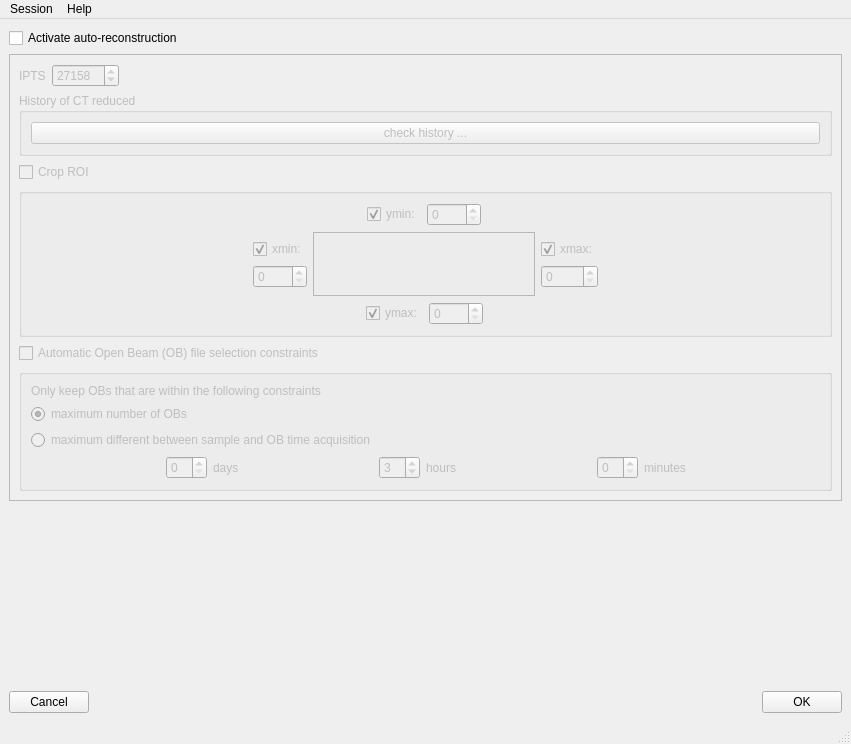
First picture: the form in rockit_autoreconstruction_ui/ui/mainWindow.ui, repository ornlneutronimaging/rockit_autoreconstruction_ui, before the edit.
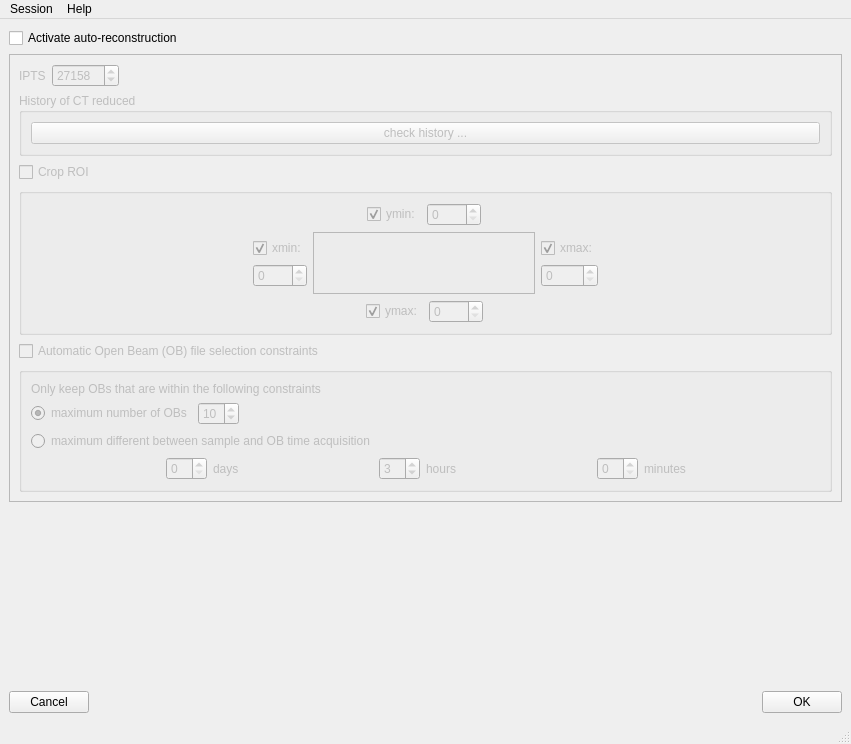
Second picture: the form after the edit.

Commit message: added the widgets that interact with the config file to improve OB selection. this refs #6

What changed in the file:
```diff
--- a/rockit_autoreconstruction_ui/ui/mainWindow.ui
+++ b/rockit_autoreconstruction_ui/ui/mainWindow.ui
@@ -372,6 +372,8 @@
            </widget>
           </item>
           <item>
+           <layout class="QHBoxLayout" name="horizontalLayout_6">
+            <item>
            <widget class="QRadioButton" name="maximum_number_of_ob_radioButton">
             <property name="text">
              <string>maximum number of OBs</string>
@@ -380,6 +382,31 @@
              <bool>true</bool>
             </property>
            </widget>
+            </item>
+            <item>
+             <widget class="QSpinBox" name="maximum_number_of_ob_spinBox">
+              <property name="minimum">
+               <number>1</number>
+              </property>
+              <property name="value">
+               <number>10</number>
+              </property>
+             </widget>
+            </item>
+            <item>
+             <spacer name="horizontalSpacer_13">
+              <property name="orientation">
+               <enum>Qt::Horizontal</enum>
+              </property>
+              <property name="sizeHint" stdset="0">
+               <size>
+                <width>40</width>
+                <height>20</height>
+               </size>
+              </property>
+             </spacer>
+            </item>
+           </layout>
           </item>
           <item>
            <widget class="QRadioButton" name="maximum_time_ob_radioButton">
```
Lines whose indentation alone changed are shown as unchanged. The commit also changes 1 other file.
